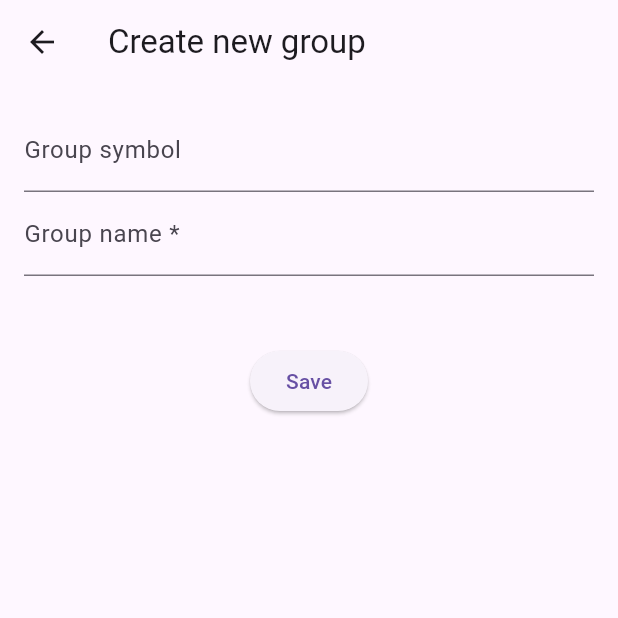
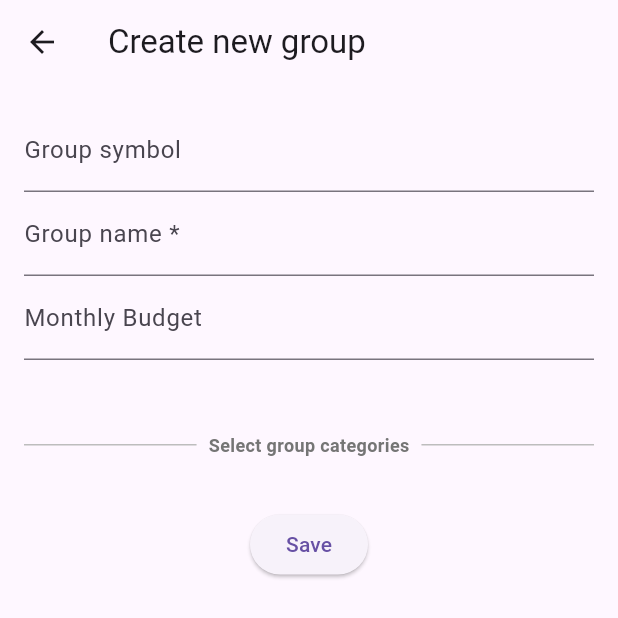
Before and after one commit to lorentz3/moneepi, a Flutter app: the GroupListPage screen opened directly, after a tap on the "add" icon, on a phone screen of 412 x 824 dp, the top half of it. Run offline on Flutter 3.47's test engine with Material 3 defaults, Android fonts, the phone set to English and light mode, and no system bars; our stand-ins replace file_picker, fl_chart, flutter_screenutil, sqflite; missing offline and left inert: excel, month_year_picker; accounts and stored records are empty.

Commit message:
add group summary in homepage

```diff
--- /dev/null
+++ b/lib/dto/group_summary_dto.dart
@@ -0,0 +1,26 @@
+import 'package:myfinance2/model/category.dart';
+
+class GroupSummaryDto {
+  final int? id;
+  String? icon;
+  String name;
+  int sort;
+  double? monthThreshold;
+  double? yearThreshold;
+  double? totalExpense;
+  List<int> categoryIds;
+
+  GroupSummaryDto({this.id, this.icon, required this.name, required this.sort, this.monthThreshold, this.yearThreshold, this.totalExpense, required this.categoryIds});
+
+  factory GroupSummaryDto.fromJson(Map<String, dynamic> json) => GroupSummaryDto(
+    id: json['id'],
+    icon: json['icon'],
+    name: json['name'],
+    sort: json['sort'],
+    monthThreshold: json['monthThreshold'],
+    yearThreshold: json['yearThreshold'],
+    totalExpense: json['totalExpense'],
+    categoryIds: [],
+  );
+
+}
--- a/lib/pages/category_form_page.dart
+++ b/lib/pages/category_form_page.dart
@@ -20,6 +20,7 @@ class CategoryFormPageState extends State<CategoryFormPage> {
   double? _yearThreshold;
   String? _icon;
   late CategoryType _categoryType;
+  bool _showAnnualBudget = false;
 
   @override
   void initState() {
@@ -61,7 +62,7 @@ class CategoryFormPageState extends State<CategoryFormPage> {
                   validator: (value) => value!.isEmpty ? 'Enter a name' : null,
                 ),
                 if (_categoryType == CategoryType.EXPENSE) TextFormField(
-                  decoration: InputDecoration(labelText: 'Monthly Threshold'),
+                  decoration: InputDecoration(labelText: 'Monthly Budget'),
                   initialValue: _monthThreshold != null ? "$_monthThreshold" : "",
                   keyboardType: TextInputType.numberWithOptions(
                     decimal: true,
@@ -69,8 +70,8 @@ class CategoryFormPageState extends State<CategoryFormPage> {
                   ),
                   onChanged: (value) => _monthThreshold = double.tryParse(value),
                 ),
-                if (_categoryType == CategoryType.EXPENSE) TextFormField(
-                  decoration: InputDecoration(labelText: 'Annual Threshold'),
+                if (_showAnnualBudget && _categoryType == CategoryType.EXPENSE) TextFormField(
+                  decoration: InputDecoration(labelText: 'Annual Budget'),
                   initialValue: _yearThreshold != null ? "$_yearThreshold" : "",
                   keyboardType: TextInputType.numberWithOptions(
                     decimal: true,
--- a/lib/pages/group_form_page.dart
+++ b/lib/pages/group_form_page.dart
@@ -6,6 +6,7 @@ import 'package:myfinance2/model/group.dart';
 import 'package:myfinance2/services/category_entity_service.dart';
 import 'package:myfinance2/services/group_entity_service.dart';
 import 'package:myfinance2/widgets/emoji_button.dart';
+import 'package:myfinance2/widgets/section_divider.dart';
 
 class GroupFormPage extends StatefulWidget {
   final GroupDto group;
@@ -20,6 +21,8 @@ class _GroupFormPageState extends State<GroupFormPage> {
   final _formKey = GlobalKey<FormState>();
   String? _groupName;
   String? _icon;
+  double? _monthThreshold;
+
   bool _isNew = false;
   List<Category> _categories = [];
   bool _isLoading = true;
@@ -33,6 +36,7 @@ class _GroupFormPageState extends State<GroupFormPage> {
     _groupName = widget.group.name;
     _icon = widget.group.icon;
     _selectedCategories = widget.group.categories.map((c) => c.id!).toList();
+    _monthThreshold = widget.group.monthThreshold;
     _isNew = widget.group.id == null;
     _loadCategories();
   }
@@ -80,8 +84,17 @@ class _GroupFormPageState extends State<GroupFormPage> {
                 onChanged: (value) => _groupName = value,
                 validator: (value) => value!.isEmpty ? 'Enter a name' : null,
               ),
-              const SizedBox(height: 20),
-
+              TextFormField(
+                decoration: InputDecoration(labelText: 'Monthly Budget'),
+                initialValue: _monthThreshold != null ? "$_monthThreshold" : "",
+                keyboardType: TextInputType.numberWithOptions(
+                  decimal: true,
+                  signed: false
+                ),
+                onChanged: (value) => _monthThreshold = double.tryParse(value),
+              ),
+              const SizedBox(height: 40),
+              SectionDivider(text: "Select group categories"),
               SizedBox(height: spaceBetweenButtons,),
               !_isLoading ? Align(
                 alignment: Alignment.center,
@@ -131,6 +144,7 @@ class _GroupFormPageState extends State<GroupFormPage> {
     Group group = Group.fromDto(widget.group);
     group.name = _groupName!;
     group.icon = _icon;
+    group.monthThreshold = _monthThreshold;
     int? groupId = group.id;
     if (_isNew) {
       groupId = await GroupEntityService.insertGroup(group);
@@ -171,6 +185,7 @@ class _GroupFormPageState extends State<GroupFormPage> {
                     content: Text("Group deleted."),
                   ));
                   Navigator.pop(context);
+                  Navigator.pop(context);
                 });
               },
             ),
--- a/lib/pages/groups_page.dart
+++ b/lib/pages/groups_page.dart
@@ -58,6 +58,11 @@ class _GroupListPageState extends State<GroupListPage> {
                         "${group.icon ?? ""} ${group.name}",
                         style: TextStyle(fontSize: 20.sp, fontWeight: FontWeight.bold),
                       ),
+                      SizedBox(width: 10,),
+                      if (group.monthThreshold != null) Text(
+                        "(Monthly budget: € ${group.monthThreshold!.toStringAsFixed(2)})",
+                        style: TextStyle(fontSize: 16.sp,),
+                      ),
                     ],
                   ),
                 ),
```
Also changed, not shown: lib/main.dart (+30 -2 lines), lib/services/group_entity_service.dart (+39 -0 lines), lib/widgets/thresholds_bar.dart (added, +96 -0 lines).
